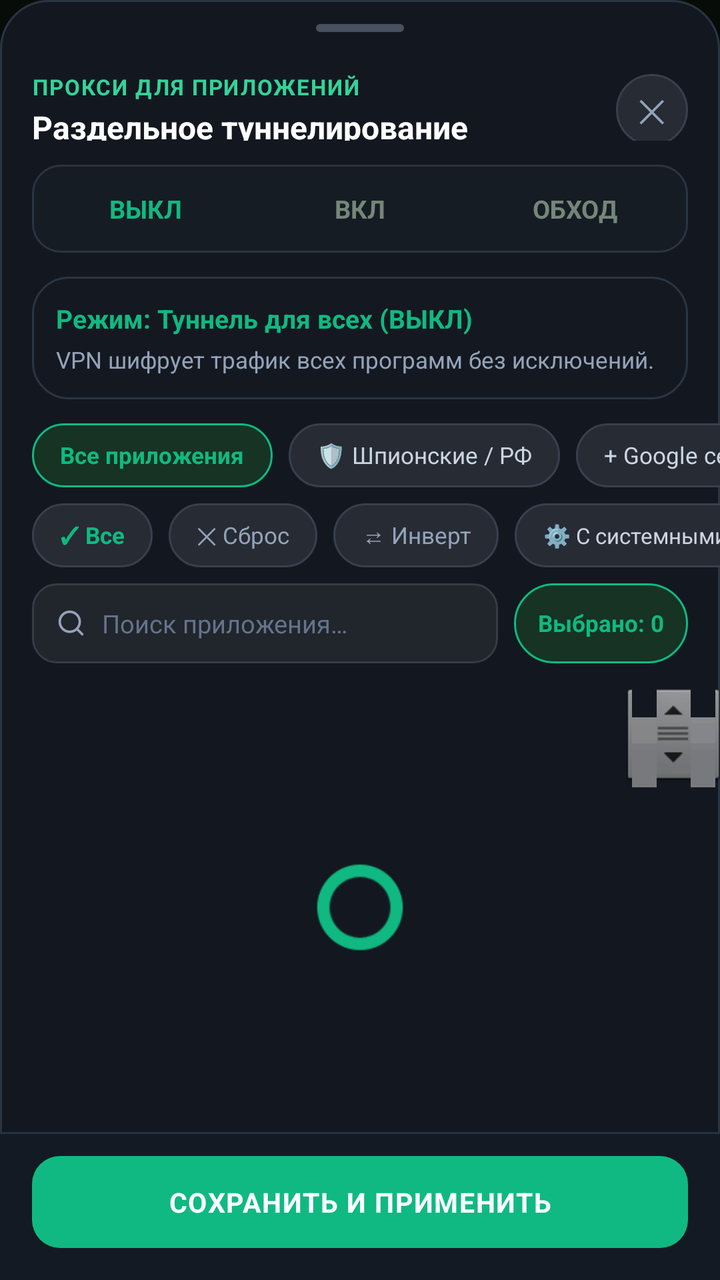
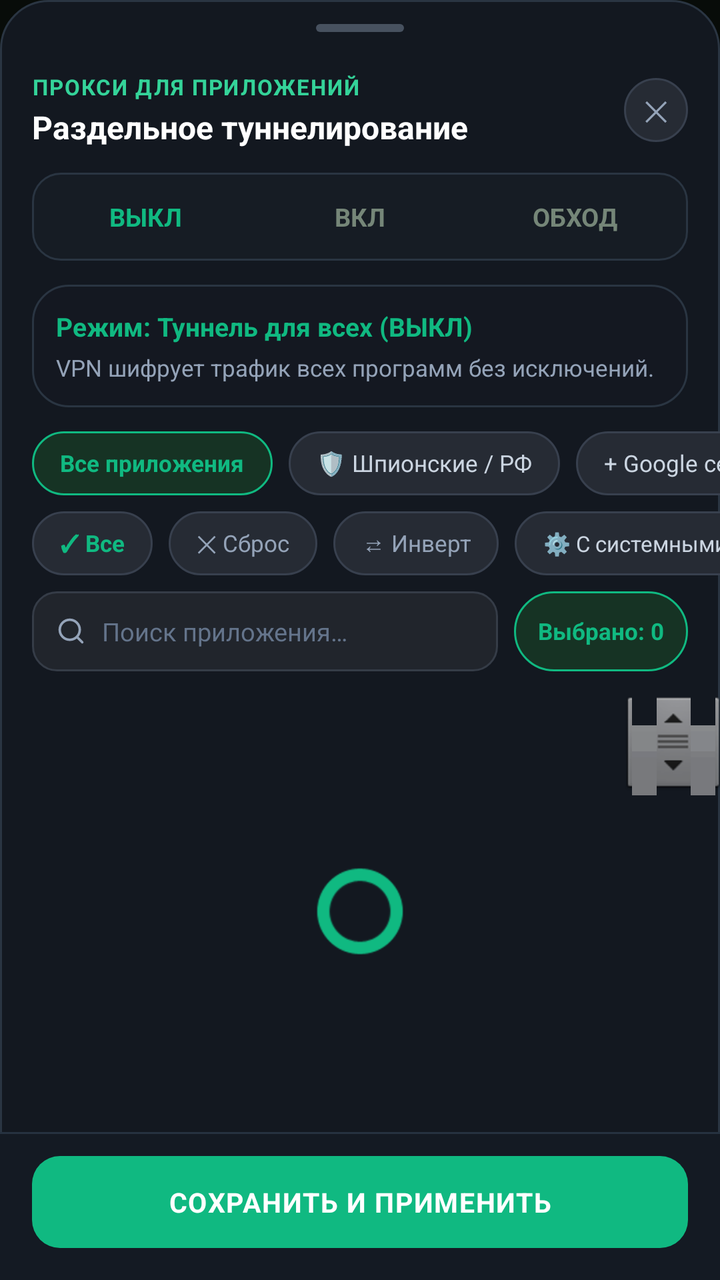

Two renders of the same Android screen: before a commit and after it. Below are the layout's source before the change and the commit's diff.
<!-- AndroidManifest.xml: application theme AppTheme -->
<!-- res/layout/dialog_app_routing.xml -->
<?xml version="1.0" encoding="utf-8"?>
<LinearLayout xmlns:android="http://schemas.android.com/apk/res/android"
    android:layout_width="match_parent"
    android:layout_height="match_parent"
    android:background="@drawable/bg_bottom_sheet_modal"
    android:orientation="vertical"
    android:paddingTop="12dp">

    
    <View
        android:layout_width="44dp"
        android:layout_height="4dp"
        android:layout_gravity="center_horizontal"
        android:layout_marginBottom="12dp"
        android:background="@drawable/bg_sheet_handle" />

    
    <RelativeLayout
        android:layout_width="match_parent"
        android:layout_height="wrap_content"
        android:paddingStart="16dp"
        android:paddingTop="4dp"
        android:paddingEnd="16dp"
        android:paddingBottom="12dp">

        <LinearLayout
            android:layout_width="match_parent"
            android:layout_height="wrap_content"
            android:layout_alignParentStart="true"
            android:layout_centerVertical="true"
            android:layout_marginEnd="12dp"
            android:layout_toStartOf="@+id/btnCloseAppRouting"
            android:orientation="vertical">

            <TextView
                android:layout_width="wrap_content"
                android:layout_height="wrap_content"
                android:letterSpacing="0.06"
                android:text="ПРОКСИ ДЛЯ ПРИЛОЖЕНИЙ"
                android:textColor="#34D399"
                android:textSize="11sp"
                android:textStyle="bold" />

            <TextView
                android:layout_width="wrap_content"
                android:layout_height="wrap_content"
                android:layout_marginTop="2dp"
                android:lineSpacingExtra="2dp"
                android:maxLines="2"
                android:text="Раздельное туннелирование"
                android:textColor="#FFFFFF"
                android:textSize="16sp"
                android:textStyle="bold" />
        </LinearLayout>

        <FrameLayout
            android:id="@+id/btnCloseAppRouting"
            android:layout_width="36dp"
            android:layout_height="36dp"
            android:layout_alignParentEnd="true"
            android:layout_centerVertical="true"
            android:background="@drawable/bg_close_btn"
            android:clickable="true"
            android:focusable="true">

            <TextView
                android:layout_width="wrap_content"
                android:layout_height="wrap_content"
                android:layout_gravity="center"
                android:text="✕"
                android:textColor="#94A3B8"
                android:textSize="16sp" />
        </FrameLayout>
    </RelativeLayout>

    
    <FrameLayout
        android:id="@+id/layoutModeContainer"
        android:layout_width="match_parent"
        android:layout_height="44dp"
        android:layout_marginStart="16dp"
        android:layout_marginEnd="16dp"
        android:layout_marginBottom="12dp"
        android:background="@drawable/bg_m3_segmented_flat"
        android:padding="3dp">

        
        <View
            android:id="@+id/viewModeIndicatorCapsule"
            android:layout_width="0dp"
            android:layout_height="match_parent"
            android:layout_gravity="center_vertical|start"
            android:background="@drawable/bg_m3_segment_pill_flat" />

        <LinearLayout
            android:layout_width="match_parent"
            android:layout_height="match_parent"
            android:orientation="horizontal">

            
            <TextView
                android:id="@+id/btnModeAll"
                android:layout_width="0dp"
                android:layout_height="match_parent"
                android:layout_weight="1"
                android:background="@android:color/transparent"
                android:clickable="true"
                android:focusable="true"
                android:gravity="center"
                android:text="ВЫКЛ"
                android:textColor="#10B981"
                android:textSize="12.5sp"
                android:textStyle="bold" />

            
            <TextView
                android:id="@+id/btnModeOnlySelected"
                android:layout_width="0dp"
                android:layout_height="match_parent"
                android:layout_weight="1"
                android:background="@android:color/transparent"
                android:clickable="true"
                android:focusable="true"
                android:gravity="center"
                android:text="ВКЛ"
                android:textColor="#758678"
                android:textSize="12.5sp"
                android:textStyle="bold" />

            
            <TextView
                android:id="@+id/btnModeBypassSelected"
                android:layout_width="0dp"
                android:layout_height="match_parent"
                android:layout_weight="1"
                android:background="@android:color/transparent"
                android:clickable="true"
                android:focusable="true"
                android:gravity="center"
                android:text="ОБХОД"
                android:textColor="#758678"
                android:textSize="12.5sp"
                android:textStyle="bold" />
        </LinearLayout>
    </FrameLayout>

    
    <LinearLayout
        android:layout_width="match_parent"
        android:layout_height="wrap_content"
        android:layout_marginStart="16dp"
        android:layout_marginEnd="16dp"
        android:layout_marginBottom="12dp"
        android:background="@drawable/bg_m3_server_card"
        android:orientation="vertical"
        android:padding="12dp">

        <TextView
            android:id="@+id/tvModeTitle"
            android:layout_width="wrap_content"
            android:layout_height="wrap_content"
            android:text="Режим: Туннель для всех (ВЫКЛ)"
            android:textColor="#10B981"
            android:textSize="13sp"
            android:textStyle="bold" />

        <TextView
            android:id="@+id/tvModeDescription"
            android:layout_width="wrap_content"
            android:layout_height="wrap_content"
            android:layout_marginTop="4dp"
            android:lineSpacingExtra="2dp"
            android:text="VPN шифрует трафик всех программ без исключений."
            android:textColor="#94A3B8"
            android:textSize="11.5sp" />
    </LinearLayout>

    
    <HorizontalScrollView
        android:layout_width="match_parent"
        android:layout_height="wrap_content"
        android:layout_marginBottom="8dp"
        android:clipChildren="false"
        android:clipToPadding="false"
        android:overScrollMode="never"
        android:paddingStart="16dp"
        android:paddingEnd="16dp"
        android:scrollbars="none">

        <LinearLayout
            android:layout_width="wrap_content"
            android:layout_height="wrap_content"
            android:clipChildren="false"
            android:clipToPadding="false"
            android:gravity="center_vertical"
            android:orientation="horizontal">

            
            <TextView
                android:id="@+id/chipFilterAll"
                android:layout_width="wrap_content"
                android:layout_height="32dp"
                android:layout_marginEnd="8dp"
                android:background="@drawable/bg_m3_chip_active"
                android:clickable="true"
                android:focusable="true"
                android:gravity="center"
                android:paddingStart="14dp"
                android:paddingEnd="14dp"
                android:text="Все приложения"
                android:textColor="#10B981"
                android:textSize="11.5sp"
                android:textStyle="bold" />

            
            <TextView
                android:id="@+id/chipFilterSpyware"
                android:layout_width="wrap_content"
                android:layout_height="32dp"
                android:layout_marginEnd="8dp"
                android:background="@drawable/bg_m3_chip"
                android:clickable="true"
                android:focusable="true"
                android:gravity="center"
                android:paddingStart="14dp"
                android:paddingEnd="14dp"
                android:text="🛡️ Шпионские / РФ"
                android:textColor="#CBD5E1"
                android:textSize="11.5sp" />

            
            <TextView
                android:id="@+id/chipFilterGoogle"
                android:layout_width="wrap_content"
                android:layout_height="32dp"
                android:layout_marginEnd="8dp"
                android:background="@drawable/bg_m3_chip"
                android:clickable="true"
                android:focusable="true"
                android:gravity="center"
                android:paddingStart="14dp"
                android:paddingEnd="14dp"
                android:text="+ Google сервисы"
                android:textColor="#CBD5E1"
                android:textSize="11.5sp" />

            
            <TextView
                android:id="@+id/chipFilterSelected"
                android:layout_width="wrap_content"
                android:layout_height="32dp"
                android:layout_marginEnd="8dp"
                android:background="@drawable/bg_m3_chip"
                android:clickable="true"
                android:focusable="true"
                android:gravity="center"
                android:paddingStart="14dp"
                android:paddingEnd="14dp"
                android:text="★ Выбранные"
                android:textColor="#CBD5E1"
                android:textSize="11.5sp" />
        </LinearLayout>
    </HorizontalScrollView>

    
    <HorizontalScrollView
        android:layout_width="match_parent"
        android:layout_height="wrap_content"
        android:layout_marginBottom="8dp"
        android:clipChildren="false"
        android:clipToPadding="false"
        android:overScrollMode="never"
        android:paddingStart="16dp"
        android:paddingEnd="16dp"
        android:scrollbars="none">

        <LinearLayout
            android:layout_width="wrap_content"
            android:layout_height="32dp"
            android:clipChildren="false"
            android:clipToPadding="false"
            android:orientation="horizontal">

            
            <TextView
                android:id="@+id/chipSelectVisible"
                android:layout_width="wrap_content"
                android:layout_height="match_parent"
                android:layout_marginEnd="8dp"
                android:background="@drawable/bg_m3_chip"
                android:clickable="true"
                android:focusable="true"
                android:gravity="center"
                android:paddingStart="14dp"
                android:paddingEnd="14dp"
                android:text="✓ Все"
                android:textColor="#10B981"
                android:textSize="11.5sp"
                android:textStyle="bold" />

            
            <TextView
                android:id="@+id/chipClearAll"
                android:layout_width="wrap_content"
                android:layout_height="match_parent"
                android:layout_marginEnd="8dp"
                android:background="@drawable/bg_m3_chip"
                android:clickable="true"
                android:focusable="true"
                android:gravity="center"
                android:paddingStart="14dp"
                android:paddingEnd="14dp"
                android:text="✕ Сброс"
                android:textColor="#94A3B8"
                android:textSize="11.5sp" />

            
            <TextView
                android:id="@+id/chipInvert"
                android:layout_width="wrap_content"
                android:layout_height="match_parent"
                android:layout_marginEnd="8dp"
                android:background="@drawable/bg_m3_chip"
                android:clickable="true"
                android:focusable="true"
                android:gravity="center"
                android:paddingStart="14dp"
                android:paddingEnd="14dp"
                android:text="⇄ Инверт"
                android:textColor="#94A3B8"
                android:textSize="11.5sp" />

            
            <TextView
                android:id="@+id/chipToggleSystem"
                android:layout_width="wrap_content"
                android:layout_height="match_parent"
                android:layout_marginEnd="8dp"
                android:background="@drawable/bg_m3_chip"
                android:clickable="true"
                android:focusable="true"
                android:gravity="center"
                android:paddingStart="14dp"
                android:paddingEnd="14dp"
                android:text="⚙️ С системными"
                android:textColor="#CBD5E1"
                android:textSize="11sp" />
        </LinearLayout>
    </HorizontalScrollView>

    
    <LinearLayout
        android:layout_width="match_parent"
        android:layout_height="wrap_content"
        android:layout_marginStart="16dp"
        android:layout_marginEnd="16dp"
        android:layout_marginBottom="10dp"
        android:gravity="center_vertical"
        android:orientation="horizontal">

        <LinearLayout
            android:layout_width="0dp"
            android:layout_height="40dp"
            android:layout_weight="1"
            android:background="@drawable/bg_search_box"
            android:gravity="center_vertical"
            android:orientation="horizontal"
            android:paddingStart="12dp"
            android:paddingEnd="10dp">

            <ImageView
                android:layout_width="15dp"
                android:layout_height="15dp"
                android:contentDescription="@null"
                android:src="@drawable/ic_search" />

            <EditText
                android:id="@+id/etSearchApp"
                android:layout_width="0dp"
                android:layout_height="match_parent"
                android:layout_marginStart="8dp"
                android:layout_marginEnd="4dp"
                android:layout_weight="1"
                android:background="@null"
                android:hint="Поиск приложения…"
                android:imeOptions="actionDone"
                android:inputType="text"
                android:maxLines="1"
                android:textColor="#FFFFFF"
                android:textColorHint="#64748B"
                android:textSize="12.5sp" />

            <TextView
                android:id="@+id/btnClearSearch"
                android:layout_width="24dp"
                android:layout_height="24dp"
                android:clickable="true"
                android:focusable="true"
                android:gravity="center"
                android:text="✕"
                android:textColor="#64748B"
                android:textSize="12sp"
                android:visibility="gone" />
        </LinearLayout>

        <TextView
            android:id="@+id/tvSelectedCount"
            android:layout_width="wrap_content"
            android:layout_height="40dp"
            android:layout_marginStart="8dp"
            android:background="@drawable/bg_m3_chip_active"
            android:gravity="center"
            android:paddingStart="12dp"
            android:paddingEnd="12dp"
            android:text="Выбрано: 0"
            android:textColor="#10B981"
            android:textSize="11.5sp"
            android:textStyle="bold" />
    </LinearLayout>

    
    <FrameLayout
        android:layout_width="match_parent"
        android:layout_height="0dp"
        android:layout_weight="1">

        <ListView
            android:id="@+id/lvInstalledApps"
            android:layout_width="match_parent"
            android:layout_height="match_parent"
            android:clipToPadding="false"
            android:divider="#14FFFFFF"
            android:dividerHeight="1dp"
            android:fastScrollEnabled="true"
            android:paddingTop="4dp"
            android:paddingBottom="8dp"
            android:scrollbarThumbVertical="@drawable/bg_sheet_handle" />

        <ProgressBar
            android:id="@+id/pbLoadingApps"
            android:layout_width="44dp"
            android:layout_height="44dp"
            android:layout_gravity="center"
            android:indeterminateTint="#10B981" />

        <TextView
            android:id="@+id/tvEmptyList"
            android:layout_width="wrap_content"
            android:layout_height="wrap_content"
            android:layout_gravity="center"
            android:text="Ничего не найдено"
            android:textColor="#64748B"
            android:textSize="14sp"
            android:visibility="gone" />
    </FrameLayout>

    
    <LinearLayout
        android:layout_width="match_parent"
        android:layout_height="wrap_content"
        android:background="@drawable/bg_m3_sheet_footer_flat"
        android:paddingStart="16dp"
        android:paddingTop="12dp"
        android:paddingEnd="16dp"
        android:paddingBottom="16dp">

        <TextView
            android:id="@+id/btnSaveAppRouting"
            android:layout_width="match_parent"
            android:layout_height="46dp"
            android:background="@drawable/bg_m3_apply_btn"
            android:clickable="true"
            android:focusable="true"
            android:gravity="center"
            android:letterSpacing="0.04"
            android:text="СОХРАНИТЬ И ПРИМЕНИТЬ"
            android:textColor="#FFFFFF"
            android:textSize="13.5sp"
            android:textStyle="bold" />
    </LinearLayout>
</LinearLayout>
<!-- resources referenced by this layout -->
<resources>
  <!-- drawable bg_close_btn (drawable) -->
  <?xml version="1.0" encoding="utf-8"?>
  
  <ripple xmlns:android="http://schemas.android.com/apk/res/android"
      android:color="#2034D399">
      <item>
          <shape android:shape="rectangle">
              <corners android:radius="999dp" />
              <solid android:color="#262B34" />
              <stroke
                  android:width="1dp"
                  android:color="#38404E" />
          </shape>
      </item>
  </ripple>
  <!-- drawable bg_m3_apply_btn (drawable) -->
  <?xml version="1.0" encoding="utf-8"?>
  
  <ripple xmlns:android="http://schemas.android.com/apk/res/android"
      android:color="#40FFFFFF">
      <item>
          <shape android:shape="rectangle">
              <corners android:radius="14dp" />
              <solid android:color="#10B981" />
          </shape>
      </item>
  </ripple>
  <!-- drawable bg_m3_chip (drawable) -->
  <?xml version="1.0" encoding="utf-8"?>
  
  <shape xmlns:android="http://schemas.android.com/apk/res/android"
      android:shape="rectangle">
      <corners android:radius="999dp" />
      <solid android:color="#262B34" />
      <stroke
          android:width="1dp"
          android:color="#38404E" />
  </shape>
  <!-- drawable bg_m3_chip_active (drawable) -->
  <?xml version="1.0" encoding="utf-8"?>
  
  <shape xmlns:android="http://schemas.android.com/apk/res/android"
      android:shape="rectangle">
      <corners android:radius="999dp" />
      <solid android:color="#163324" />
      <stroke
          android:width="1dp"
          android:color="#10B981" />
  </shape>
  <!-- drawable bg_m3_segment_pill_flat (drawable) -->
  <?xml version="1.0" encoding="utf-8"?>
  <shape xmlns:android="http://schemas.android.com/apk/res/android"
      android:shape="rectangle">
      <corners android:radius="11dp" />
      <solid android:color="#163324" />
      <stroke
          android:width="1dp"
          android:color="#10B981" />
  </shape>
  <!-- drawable bg_m3_segmented_flat (drawable) -->
  <?xml version="1.0" encoding="utf-8"?>
  <shape xmlns:android="http://schemas.android.com/apk/res/android"
      android:shape="rectangle">
      <corners android:radius="14dp" />
      <solid android:color="#161C24" />
      <stroke
          android:width="1dp"
          android:color="#2A3542" />
  </shape>
  <!-- drawable bg_m3_server_card (drawable) -->
  <?xml version="1.0" encoding="utf-8"?>
  <ripple xmlns:android="http://schemas.android.com/apk/res/android"
      android:color="#2010B981">
      <item>
          <shape android:shape="rectangle">
              <corners android:radius="18dp" />
              <solid android:color="#E6141922" />
              <stroke
                  android:width="1dp"
                  android:color="#2A3542" />
          </shape>
      </item>
  </ripple>
  <!-- drawable bg_m3_sheet_footer_flat (drawable) -->
  <?xml version="1.0" encoding="utf-8"?>
  <layer-list xmlns:android="http://schemas.android.com/apk/res/android">
      <item>
          <shape android:shape="rectangle">
              <solid android:color="#263240" />
          </shape>
      </item>
      <item android:top="1dp">
          <shape android:shape="rectangle">
              <solid android:color="#F5141922" />
          </shape>
      </item>
  </layer-list>
  <!-- drawable bg_search_box (drawable) -->
  <?xml version="1.0" encoding="utf-8"?>
  
  <shape xmlns:android="http://schemas.android.com/apk/res/android"
      android:shape="rectangle">
      <corners android:radius="12dp" />
      <solid android:color="#21252C" />
      <stroke
          android:width="1dp"
          android:color="#353C47" />
  </shape>
  <!-- drawable bg_sheet_handle (drawable) -->
  <?xml version="1.0" encoding="utf-8"?>
  
  <shape xmlns:android="http://schemas.android.com/apk/res/android"
      android:shape="rectangle">
      <solid android:color="#47515F" />
      <corners android:radius="999dp" />
  </shape>
  <color name="ref_text_primary">#F2F7F2</color>
  <color name="ref_emerald">#7AC45E</color>
  <!-- unchanged entries left out for length: 3 -->
</resources>

<!-- the commit's change to res/layout/dialog_app_routing.xml (unified diff, before → after) -->
@@ -15,21 +15,23 @@
         android:background="@drawable/bg_sheet_handle" />
 
     
-    <RelativeLayout
-        android:layout_width="match_parent"
-        android:layout_height="wrap_content"
+    <LinearLayout
+        android:layout_width="match_parent"
+        android:layout_height="wrap_content"
+        android:clipChildren="false"
+        android:clipToPadding="false"
+        android:gravity="center_vertical"
+        android:orientation="horizontal"
         android:paddingStart="16dp"
-        android:paddingTop="4dp"
+        android:paddingTop="8dp"
         android:paddingEnd="16dp"
         android:paddingBottom="12dp">
 
         <LinearLayout
-            android:layout_width="match_parent"
+            android:layout_width="0dp"
             android:layout_height="wrap_content"
-            android:layout_alignParentStart="true"
-            android:layout_centerVertical="true"
             android:layout_marginEnd="12dp"
-            android:layout_toStartOf="@+id/btnCloseAppRouting"
+            android:layout_weight="1"
             android:orientation="vertical">
 
             <TextView
@@ -55,10 +57,8 @@
 
         <FrameLayout
             android:id="@+id/btnCloseAppRouting"
-            android:layout_width="36dp"
-            android:layout_height="36dp"
-            android:layout_alignParentEnd="true"
-            android:layout_centerVertical="true"
+            android:layout_width="32dp"
+            android:layout_height="32dp"
             android:background="@drawable/bg_close_btn"
             android:clickable="true"
             android:focusable="true">
@@ -67,11 +67,12 @@
                 android:layout_width="wrap_content"
                 android:layout_height="wrap_content"
                 android:layout_gravity="center"
+                android:includeFontPadding="false"
                 android:text="✕"
                 android:textColor="#94A3B8"
-                android:textSize="16sp" />
+                android:textSize="14sp" />
         </FrameLayout>
-    </RelativeLayout>
+    </LinearLayout>
 
     
     <FrameLayout
